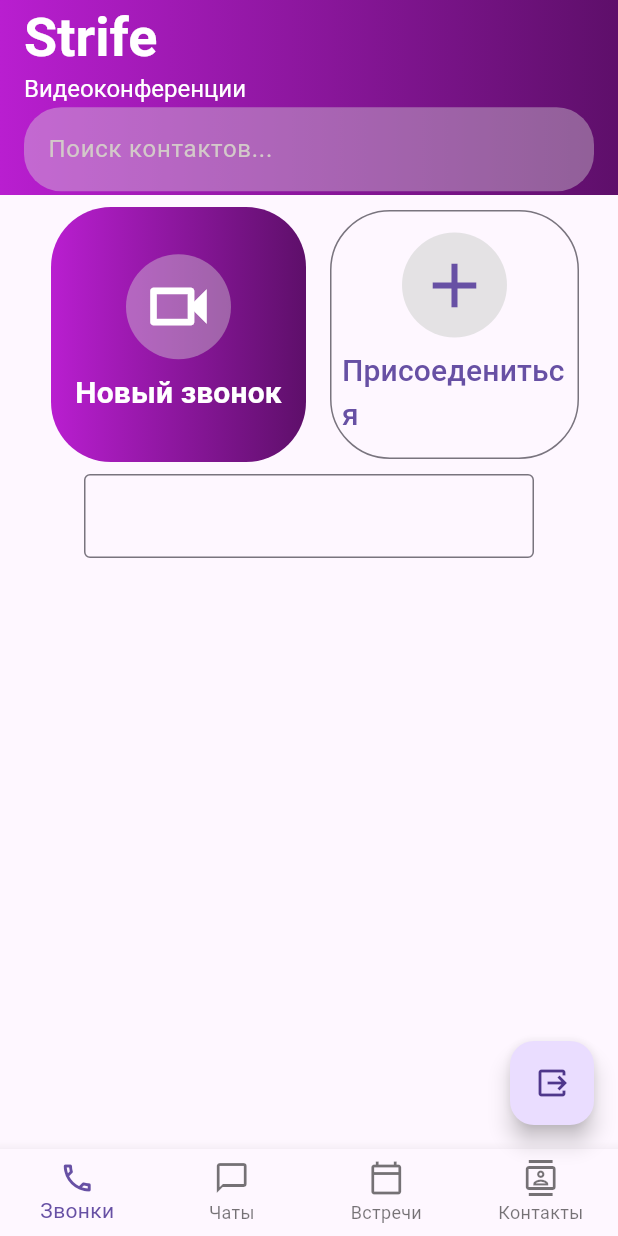
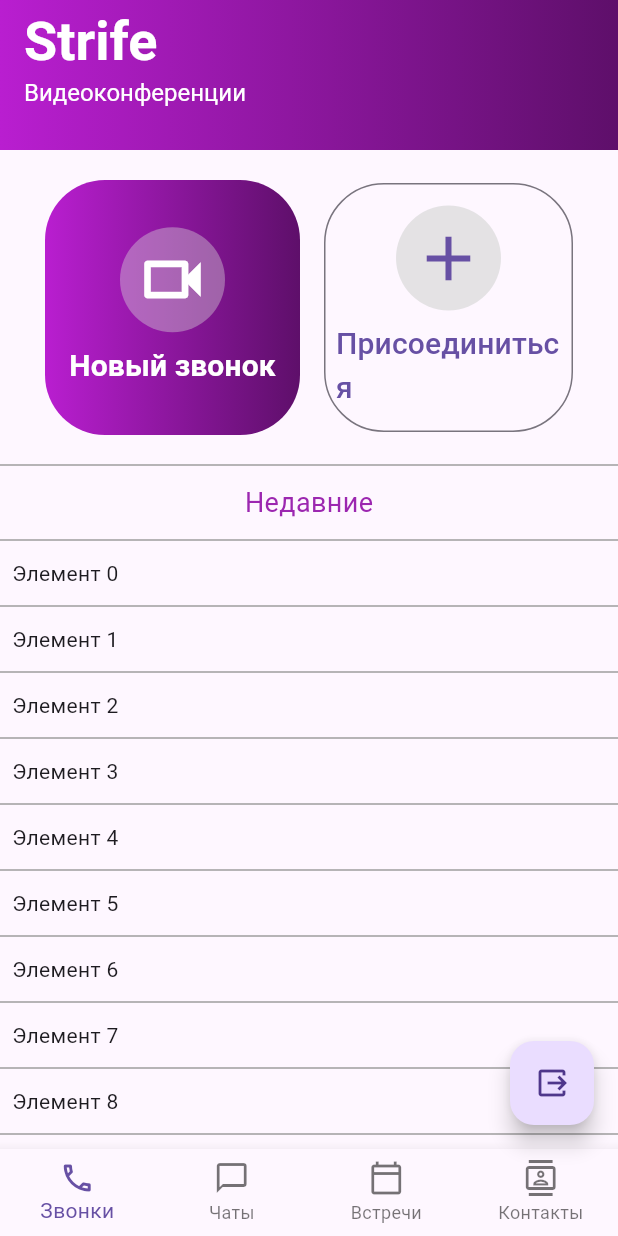
Before and after one commit to suzkikilwbdjw/strife, a Flutter app: the screen it shows once a user with an empty profile is signed in, on a phone screen of 412 x 824 dp. Run offline on Flutter 3.47's test engine with Material 3 defaults, Android fonts, the phone set to English and light mode, and no system bars; our stand-ins replace app_links, cloud_firestore, firebase_auth, firebase_core, flutter_bloc; missing offline and left inert: livekit_client; accounts and stored records are empty; generated files the repository leaves out were written again.

Commit message:
feat: call_view interface has been updated. Added a stub for recent calls, as well as a stub for inviting contacts in the call creation window

```diff
--- a/lib/ui/views/home/call_view.dart
+++ b/lib/ui/views/home/call_view.dart
@@ -13,22 +13,22 @@
   Widget build(BuildContext context) {
     final TextEditingController textEditingController = TextEditingController();
     return Scaffold(
+      // Заголовок в верху страницы
       appBar: AppBar(
-        toolbarHeight: 130,
+        toolbarHeight: 100,
         title: Column(
           crossAxisAlignment: CrossAxisAlignment.start,
-          children: <Widget>[
-            const Text(
+          children: const <Widget>[
+            Text(
               'Strife',
               style: TextStyle(
                 fontWeight: FontWeight.bold,
                 color: Colors.white,
                 fontSize: 36,
               ),
-              textAlign: TextAlign.right,
             ),
 
-            const Text(
+            Text(
               'Видеоконференции',
               style: TextStyle(
                 color: Colors.white,
@@ -37,20 +37,7 @@
               ),
             ),
 
-            const SizedBox(height: 3),
-
-            TextField(
-              decoration: InputDecoration(
-                filled: true,
-                fillColor: const Color(0xFFD9D9D9).withValues(alpha: 0.4),
-                border: OutlineInputBorder(
-                  borderSide: BorderSide.none,
-                  borderRadius: BorderRadius.all(Radius.circular(25)),
-                ),
-                hintText: 'Поиск контактов...',
-                hintStyle: TextStyle(color: Color(0xFFD3C9C9)),
-              ),
-            ),
+            SizedBox(height: 24),
           ],
         ),
         backgroundColor: Colors.transparent,
@@ -62,28 +49,63 @@
           ),
         ),
       ),
+
+      // Основной контент
       body: Center(
         child: Column(
           mainAxisAlignment: MainAxisAlignment.center,
-          children: [
+          children: <Widget>[
+            const SizedBox(height: 12),
             Row(
               mainAxisAlignment: MainAxisAlignment.center,
-              children: [
+              children: <Widget>[
+                // Кнопка создания комнаты
                 CreateRoomButton(
                   textEditingController: textEditingController,
                   user: FirebaseAuth.instance.currentUser!,
                 ),
-                SizedBox(width: 8),
+
+                const SizedBox(width: 8),
+
+                // Кнопка присоединения к звонку
                 JoinRoomButton(),
+
+                const SizedBox(width: 8),
               ],
             ),
+
+            const Divider(
+              height: 24, // Пространство над и под линией
+              thickness: 1, // Толщина самой линии
+              color: Colors.grey, // Цвет
+            ),
+
+            const Text(
+              'Недавние',
+              style: TextStyle(color: Colors.purple, fontSize: 18),
+            ),
+
+            const Divider(
+              height: 24, // Пространство над и под линией
+              thickness: 1, // Толщина самой линии
+              color: Colors.grey, // Цвет
+            ),
+
             Expanded(
-              child: SizedBox(
-                width: 300,
-                child: TextField(
-                  controller: textEditingController,
-                  decoration: InputDecoration(border: OutlineInputBorder()),
-                ),
+              child: ListView.separated(
+                itemCount: 20,
+
+                // Разделительная полоса
+                separatorBuilder: (context, index) =>
+                    Divider(height: 24, thickness: 1, color: Colors.grey),
+
+                // Само создание списка элементов
+                itemBuilder: (context, index) {
+                  return Padding(
+                    padding: const EdgeInsets.symmetric(horizontal: 8.0),
+                    child: Text('Элемент $index'),
+                  );
+                },
               ),
             ),
           ],
@@ -100,10 +122,12 @@
   Widget build(BuildContext context) {
     return OutlinedButton(
       onPressed: () async {},
+
       style: ElevatedButton.styleFrom(
         padding: EdgeInsets.all(8),
         shape: RoundedRectangleBorder(borderRadius: BorderRadius.circular(40)),
       ),
+
       child: Ink(
         height: 150,
         width: 150,
@@ -119,9 +143,11 @@
               ),
               child: const Icon(Icons.add, size: 50),
             ),
+
             const SizedBox(height: 8),
+
             const Text(
-              'Присоедениться',
+              'Присоединиться',
               style: TextStyle(fontSize: 20, fontWeight: FontWeight.w500),
             ),
           ],
@@ -144,10 +170,67 @@
   Widget build(BuildContext context) {
     return FilledButton(
       onPressed: () async {
+        // Открывает диалоговое окно с созданием звонка
+        showModalBottomSheet(
+          context: context,
+          isScrollControlled: true,
+          builder: (context) => DraggableScrollableSheet(
+            initialChildSize: 0.6, // Откроется на 60% высоты
+            maxChildSize: 0.6,
+            expand: false,
+            builder: (context, scrollController) => Container(
+              margin: const EdgeInsets.only(top: 60),
+              child: Column(
+                children: <Widget>[
+                  // Заголовок
+                  const Padding(
+                    padding: EdgeInsets.all(8.0),
+                    child: Text(
+                      "Начать звонок",
+                      style: TextStyle(
+                        fontSize: 18,
+                        fontWeight: FontWeight.bold,
+                      ),
+                    ),
+                  ),
+
+                  // Поиск контактов
+
+                  // Список контактов
+                  Expanded(
+                    child: ListView.separated(
+                      controller: scrollController,
+                      itemBuilder: (context, index) {
+                        return Padding(
+                          padding: const EdgeInsets.symmetric(horizontal: 8),
+                          child: Text(
+                            'Контакт',
+                            style: TextStyle(
+                              fontSize: 16,
+                              fontWeight: FontWeight.bold,
+                            ),
+                          ),
+                        );
+                      },
+                      separatorBuilder: (context, index) =>
+                          Divider(thickness: 1, color: Colors.grey, height: 24),
+                      itemCount: 20,
+                    ),
+                  ),
+
+                  // Кнопка начать звонок
+                  Padding(
+                    padding: const EdgeInsets.all(16.0),
+                    child: ElevatedButton(
+                      style: ElevatedButton.styleFrom(),
+                      child: const Text('Начать звонок'),
+
+                      onPressed: () async {
                         showDialog(
                           context: context,
                           barrierDismissible: false,
-          builder: (_) => const Center(child: CircularProgressIndicator()),
+                          builder: (_) =>
+                              const Center(child: CircularProgressIndicator()),
                         );
 
                         final vcsBloc = context.read<VCSBloc>();
@@ -165,15 +248,25 @@
                         );
 
                         // Ждём, пока localParticipant появится в состоянии
-        await vcsBloc.stream.firstWhere((state) => state.isConnected == true);
+                        await vcsBloc.stream.firstWhere(
+                          (state) => state.isConnected == true,
+                        );
 
                         if (!context.mounted) return;
 
                         Navigator.of(context).pop(); // закрываем индикатор
 
-        Navigator.of(
-          context,
-        ).push(MaterialPageRoute(builder: (_) => const RoomView()));
+                        Navigator.of(context).push(
+                          MaterialPageRoute(builder: (_) => const RoomView()),
+                        );
+                      },
+                    ),
+                  ),
+                ],
+              ),
+            ),
+          ),
+        );
       },
 
       style: ElevatedButton.styleFrom(
@@ -181,15 +274,19 @@
         backgroundColor: Colors.transparent,
         shape: RoundedRectangleBorder(borderRadius: BorderRadius.circular(40)),
       ),
+
       child: Ink(
         width: 170,
         height: 170,
+
         decoration: BoxDecoration(
           borderRadius: BorderRadius.circular(40),
           gradient: Theme.of(context).extension<GradientTheme>()!.mainGradient,
         ),
+
         child: Column(
           mainAxisAlignment: MainAxisAlignment.center,
+
           children: <Widget>[
             Container(
               width: 110,
@@ -200,7 +297,9 @@
               ),
               child: const Icon(Icons.videocam_outlined, size: 50),
             ),
+
             const SizedBox(height: 8),
+
             const Text(
               'Новый звонок',
               style: TextStyle(
```
Lines whose indentation alone changed are shown as unchanged.
